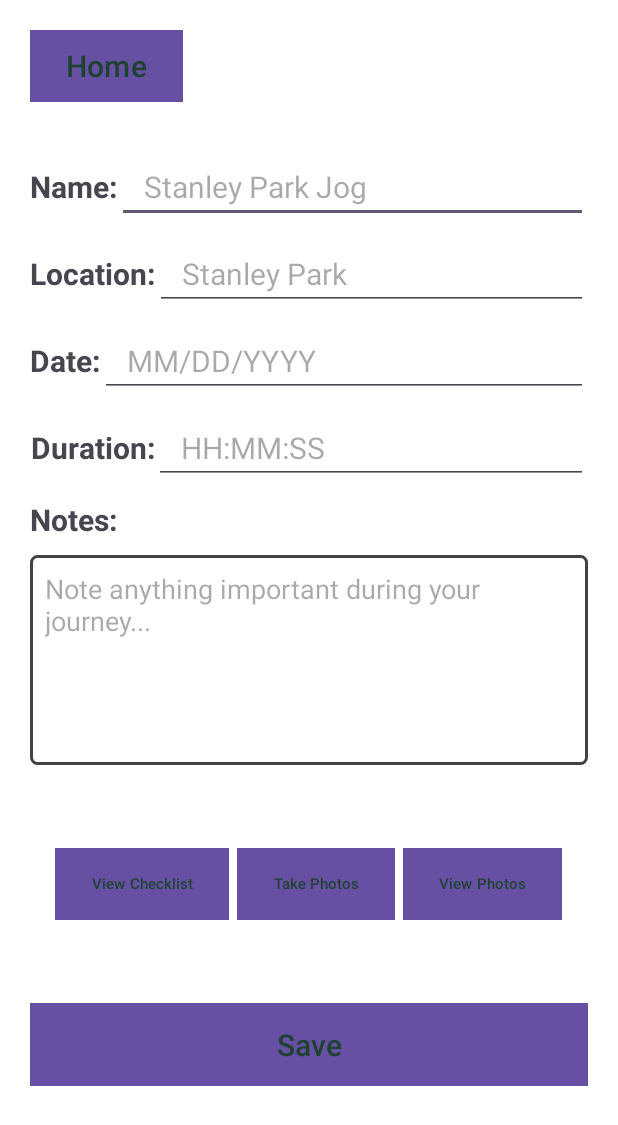
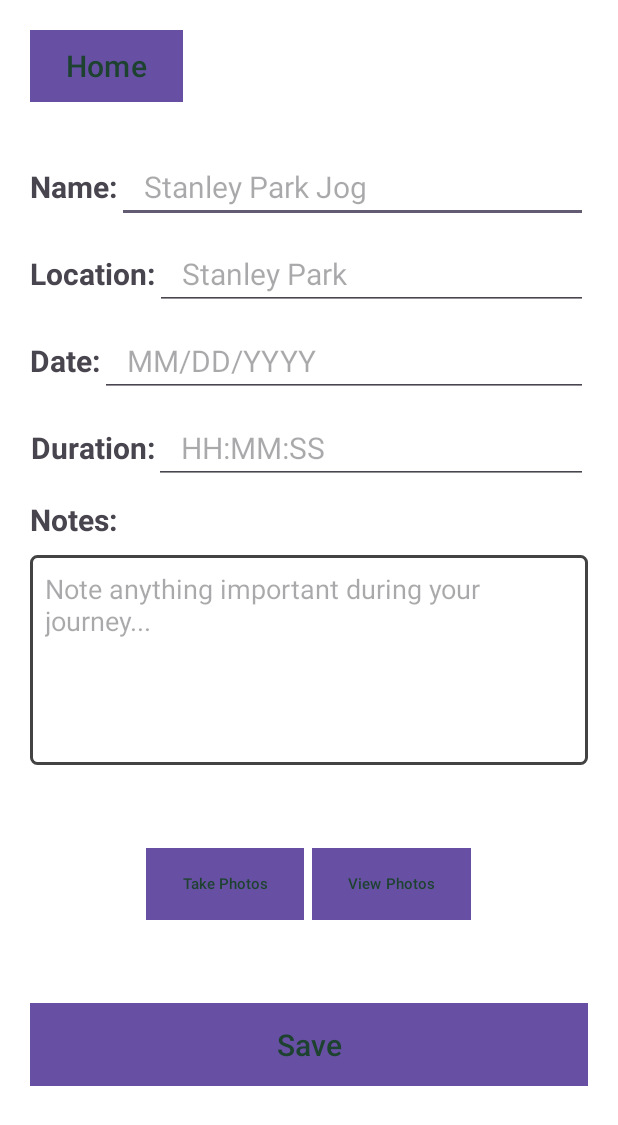
Before and after one commit to Rochelle-Tri/IAT-359-JourneyJournals, an Android app: the NewJournalDetailActivity screen opened directly, with no data from a screen before it, on a phone screen of 412 x 824 dp. Shown: the top 1125 px of the screen. Run offline under Robolectric (Android 15) with nearby library versions, the phone set to English and light mode, and no system bars.

Commit message:
UI was slightly tweaked to match new functionality

```diff
--- a/app/src/main/res/layout/activity_edit_journal_detail.xml
+++ b/app/src/main/res/layout/activity_edit_journal_detail.xml
@@ -193,6 +193,7 @@
 
         <Button
             android:id="@+id/checklistButton"
+            android:onClick="viewChecklist"
             android:layout_width="wrap_content"
             android:layout_height="wrap_content"
             android:layout_marginBottom="10dp"
--- a/app/src/main/res/layout/activity_new_journey_detail.xml
+++ b/app/src/main/res/layout/activity_new_journey_detail.xml
@@ -179,16 +179,6 @@
         android:gravity="center"
         android:orientation="horizontal">
 
-        <Button
-            android:id="@+id/checklistButton"
-            android:layout_width="wrap_content"
-            android:layout_height="wrap_content"
-            android:layout_marginBottom="10dp"
-            android:background="#84e89f"
-            android:text="View Checklist"
-            android:layout_marginRight="5dp"
-            android:textSize="10sp"
-            android:textColor="#1D422F" />
 
         <Button
             android:id="@+id/takePhotosButton"
```
